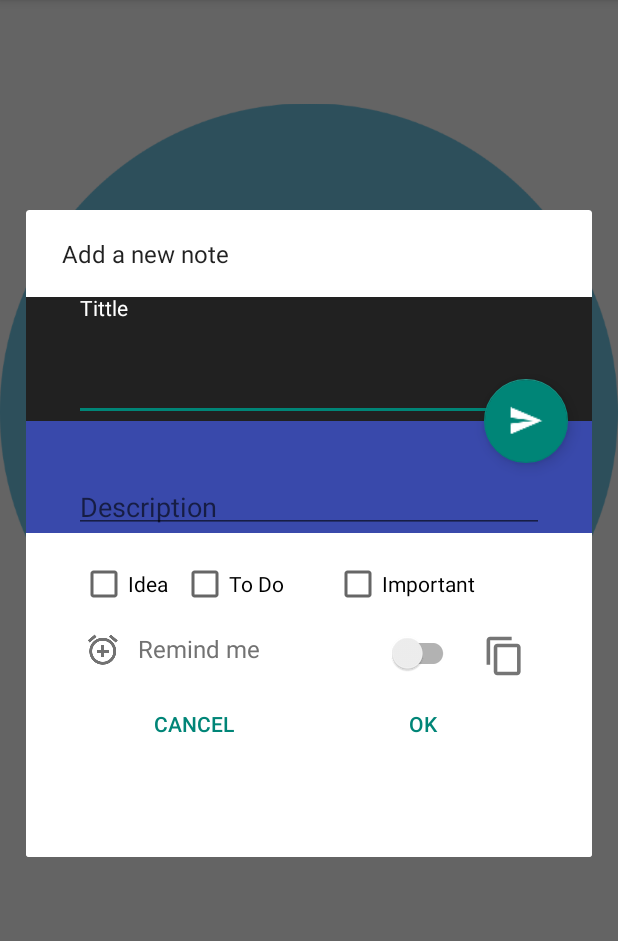
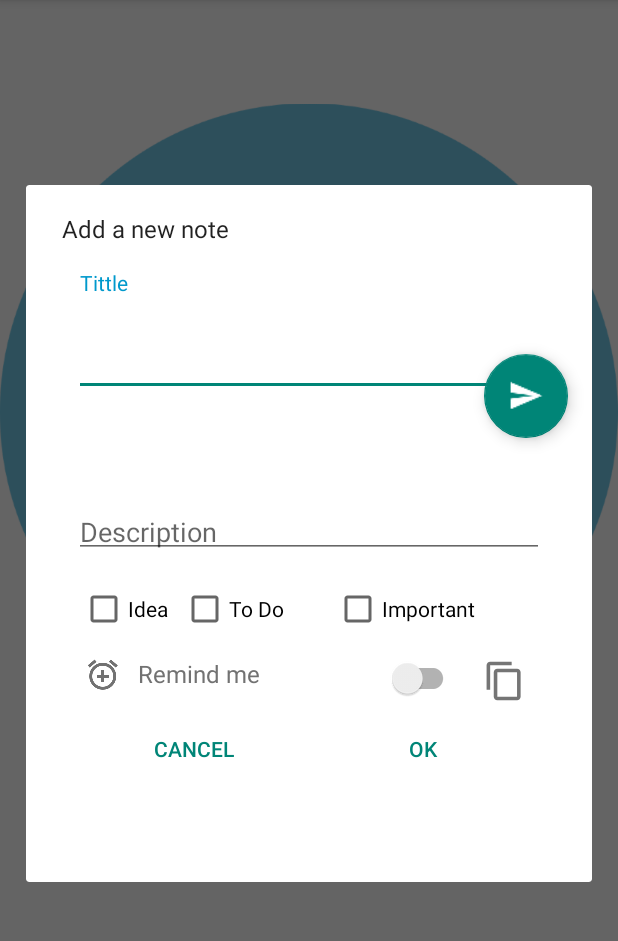
Before and after one commit to mbeascoa/TareasV2, an Android app: the screen it shows after launch (MainActivityNote), after a tap on "Add", on a phone screen of 412 x 824 dp, the part 84-1025 px from its top. Run offline under Robolectric (Android 15) with nearby library versions, the phone set to English and light mode, and no system bars; libraries missing offline, so code that uses them is left out: com.wdullaer.materialdatetimepicker.

Commit message:
proyecto bastante avanzado color

```diff
--- a/app/src/main/res/layout/dialog_new_note.xml
+++ b/app/src/main/res/layout/dialog_new_note.xml
@@ -24,7 +24,6 @@
                 android:layout_width="match_parent"
                 android:layout_height="0dp"
                 android:layout_weight=".4"
-                android:background="?attr/colorPrimary"
                 android:gravity="center"
                 android:orientation="vertical">
 
@@ -42,13 +41,16 @@
                         android:layout_height="70dp"
                         android:layout_marginLeft="32dp"
                         android:layout_marginRight="32dp"
-                        android:gravity="start"
+                        android:layout_weight="0"
+                        android:gravity="start|bottom"
                         android:hint="Tittle"
+                        android:textColorHint="@color/mdtp_light_gray"
                         android:inputType="textAutoCorrect|textCapSentences"
                         android:lines="2"
                         android:maxLength="30"
                         android:maxLines="3"
-                        android:textColor="@color/icons" />
+                        android:scrollbars="vertical"
+                        android:textColor="@color/mdtp_light_gray" />
 
                 </com.beastek.tareas.CustomTextInputLayout>
 
@@ -59,9 +61,8 @@
                 android:id="@+id/toDoCustomTextInput01"
                 android:layout_width="match_parent"
                 android:layout_height="wrap_content"
-                android:background="#3949AB"
                 android:gravity="center"
-                android:paddingTop="2dp"
+                android:paddingTop="35dp"
                 app:hintTextAppearance="@style/FloatingLabelTextAppearance">
 
                 <EditText
@@ -73,11 +74,12 @@
                     android:layout_weight="0"
                     android:gravity="start|bottom"
                     android:hint="Description"
+                    android:textColorHint="@color/mdtp_light_gray"
                     android:inputType="textMultiLine|textCapSentences"
                     android:lines="2"
                     android:maxLines="3"
                     android:scrollbars="vertical"
-                    android:textColor="@color/icons" />
+                    android:textColor="@color/mdtp_light_gray" />
 
             </com.beastek.tareas.CustomTextInputLayout>
 
@@ -86,7 +88,6 @@
                 android:layout_width="match_parent"
                 android:layout_height="0dp"
                 android:layout_weight="1.5"
-                android:background="@color/icons"
                 android:orientation="vertical">
 
                 <LinearLayout
--- a/app/src/main/res/values/styles.xml
+++ b/app/src/main/res/values/styles.xml
@@ -123,7 +123,7 @@
     <!--</style>-->
 
     <style name="FloatingLabelTextAppearance" parent="TextAppearance.AppCompat">
-        <item name="android:textColor">@android:color/white</item>
+        <item name="android:textColor">@android:color/holo_blue_dark</item>
     </style>
 
     <!--<style name="UnderlineSpinner" parent="@style/ThemeOverlay.AppCompat.ActionBar">-->
```
